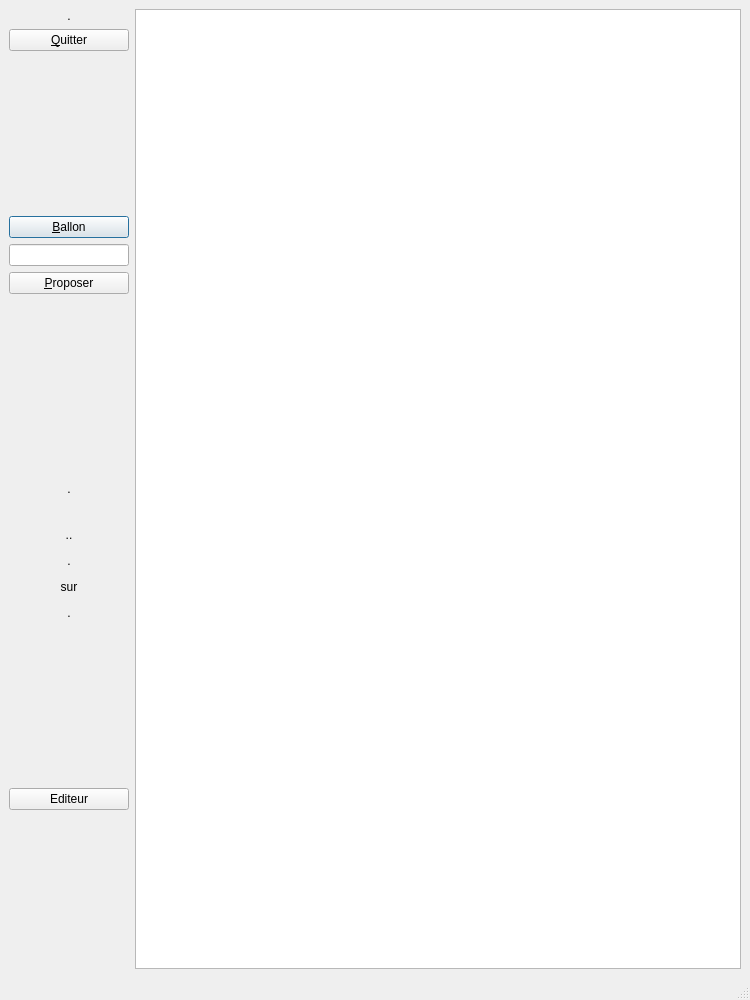
First picture: the form in exercice.ui, repository Txikilinux/leterrier-calculment, before the edit.
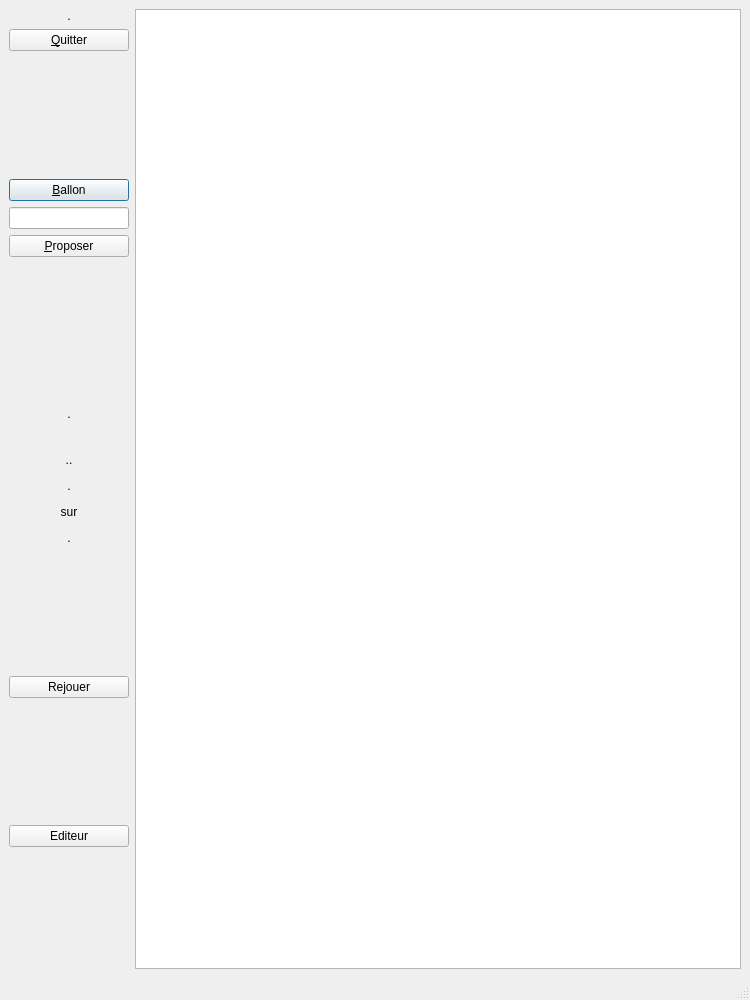
Second picture: the form after the edit.

Commit message: Ajout d'un bouton "Rejouer" sur l'interface des exercices. Implémentation fonctionnalité #607

```diff
--- a/exercice.ui
+++ b/exercice.ui
@@ -291,6 +291,41 @@
         </property>
        </spacer>
       </item>
+      <item>
+       <widget class="QPushButton" name="btnRejouer">
+        <property name="minimumSize">
+         <size>
+          <width>0</width>
+          <height>20</height>
+         </size>
+        </property>
+        <property name="maximumSize">
+         <size>
+          <width>16777215</width>
+          <height>40</height>
+         </size>
+        </property>
+        <property name="text">
+         <string>Rejouer</string>
+        </property>
+        <property name="default">
+         <bool>false</bool>
+        </property>
+       </widget>
+      </item>
+      <item>
+       <spacer name="verticalSpacer_5">
+        <property name="orientation">
+         <enum>Qt::Vertical</enum>
+        </property>
+        <property name="sizeHint" stdset="0">
+         <size>
+          <width>20</width>
+          <height>40</height>
+         </size>
+        </property>
+       </spacer>
+      </item>
       <item>
        <widget class="QPushButton" name="btnEditeur">
         <property name="minimumSize">
```
The commit also changes 2 other files.
